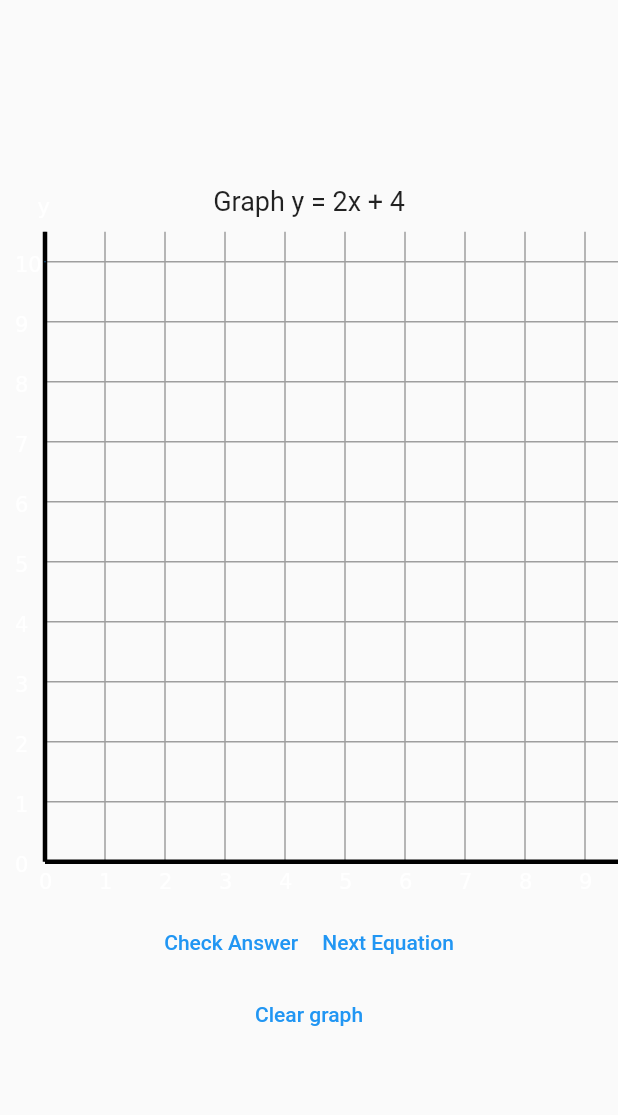
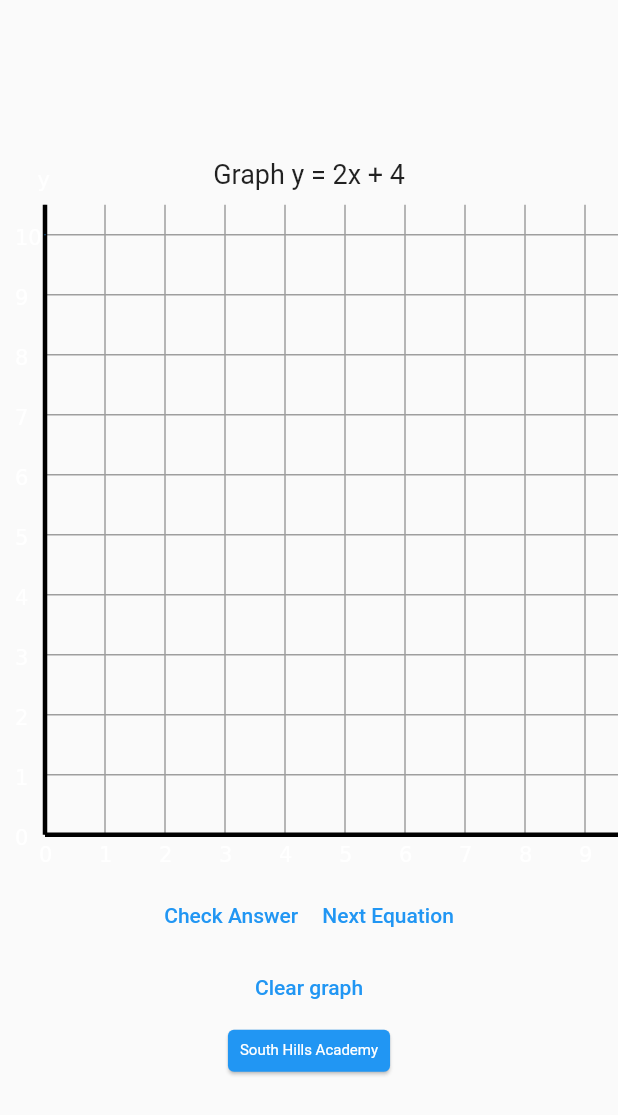
Before and after one commit to jkaosha/algebra_app1, a Flutter app: the screen it shows after launch, on a phone screen of 412 x 824 dp. Shown: the top 1115 px of the screen. Run offline on Flutter 3.47's test engine with Material 2 defaults, Android fonts, the light colour scheme and no system bars.

Commit message:
added SHA

```diff
--- a/lib/main.dart
+++ b/lib/main.dart
@@ -102,6 +102,8 @@ class _MainAppState extends State<MainApp> {
         ? " + ${currentEquation['yIntercept']}"
         : "";
 
+    var theme = Theme.of(context);
+
     return MaterialApp(
       home: Scaffold(
         body: Center(
@@ -143,6 +145,19 @@ class _MainAppState extends State<MainApp> {
                   setState(() => _resetDataList());
                 },
                 child: const Text("Clear graph"),
+              ),
+              Card(
+                color: theme.colorScheme.primary,
+                child: const Padding(
+                  padding: EdgeInsets.all(8.0),
+                  child: Text(
+                    "South Hills Academy",
+                    style: TextStyle(
+                      fontSize: 10.0,
+                      color: Colors.white,
+                    ),
+                  ),
+                ),
               ),
             ],
           ),
```
